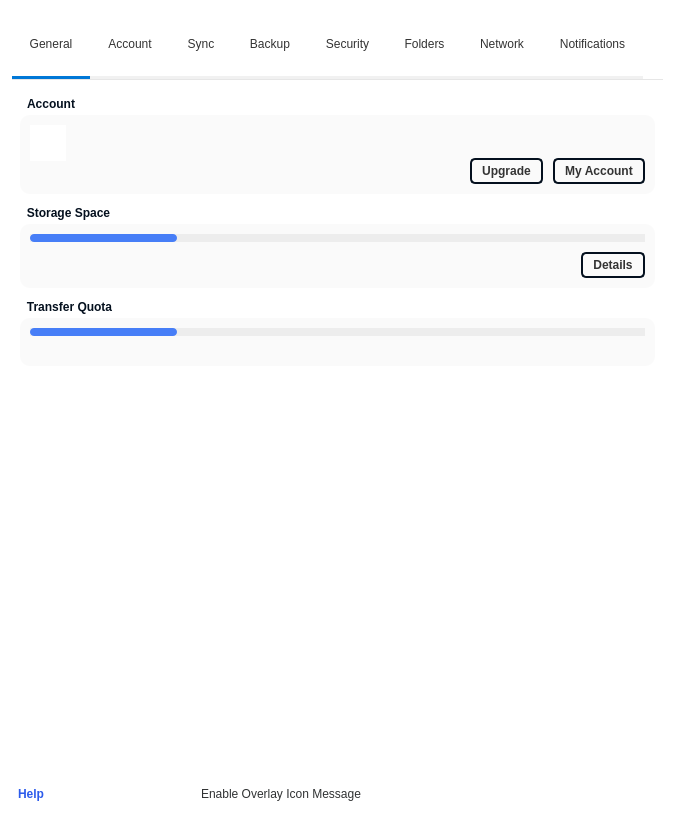
First picture: the form in src/MEGASync/gui/linux/SettingsDialog.ui, repository meganz/MEGAsync, before the edit.
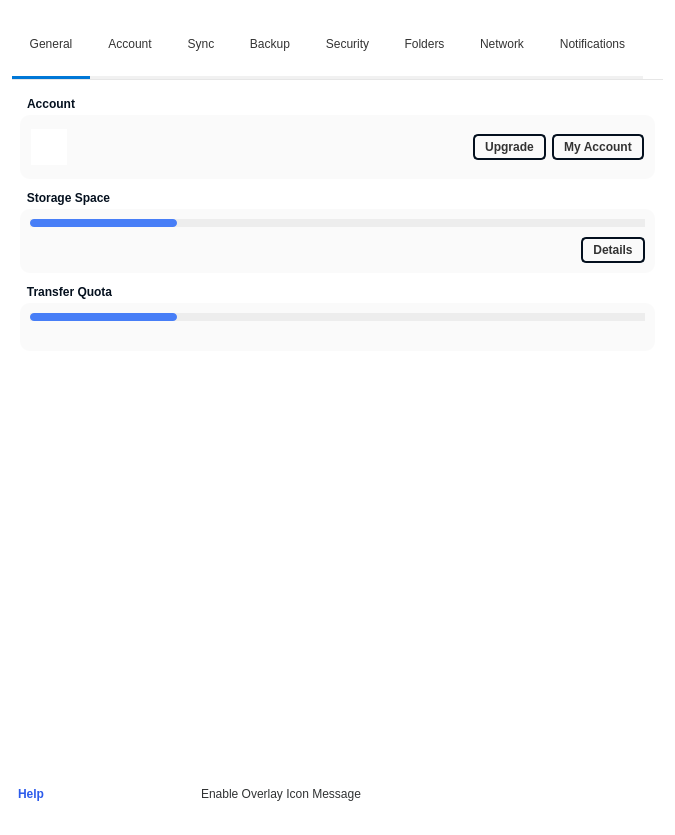
Second picture: the form after the edit. The open tabs and pages were chosen to show the change. Icons and pictures are not drawn. Custom widgets are drawn as their Qt base class.

Commit message: SNC-4541 : Adjust layout situation on account type.

Diff of the .ui file:
```diff
--- a/src/MEGASync/gui/linux/SettingsDialog.ui
+++ b/src/MEGASync/gui/linux/SettingsDialog.ui
@@ -1384,23 +1384,10 @@
          <property name="title">
           <string>Account</string>
          </property>
-         <layout class="QHBoxLayout" name="gAccountDetailsLayout">
-          <property name="spacing">
-           <number>12</number>
-          </property>
-          <property name="leftMargin">
-           <number>10</number>
-          </property>
-          <property name="topMargin">
-           <number>10</number>
-          </property>
-          <property name="rightMargin">
-           <number>10</number>
-          </property>
-          <property name="bottomMargin">
-           <number>10</number>
-          </property>
-          <item alignment="Qt::AlignTop">
+         <layout class="QVBoxLayout" name="verticalLayout_3">
+          <item>
+           <layout class="QHBoxLayout" name="horizontalLayout_4">
+            <item>
            <widget class="AvatarWidget" name="wAvatar" native="true">
             <property name="minimumSize">
              <size>
@@ -1417,46 +1404,17 @@
            </widget>
           </item>
           <item>
-           <widget class="QWidget" name="wDetails" native="true">
-            <property name="sizePolicy">
-             <sizepolicy hsizetype="MinimumExpanding" vsizetype="Minimum">
-              <horstretch>0</horstretch>
-              <verstretch>0</verstretch>
-             </sizepolicy>
-            </property>
-            <layout class="QGridLayout" name="wDetailsLayout">
-             <property name="leftMargin">
-              <number>0</number>
-             </property>
-             <property name="topMargin">
-              <number>0</number>
-             </property>
-             <property name="rightMargin">
-              <number>0</number>
-             </property>
-             <property name="bottomMargin">
-              <number>0</number>
-             </property>
-             <property name="horizontalSpacing">
-              <number>10</number>
-             </property>
-             <property name="verticalSpacing">
-              <number>2</number>
-             </property>
-             <item row="2" column="1">
-              <widget class="QPushButton" name="bUpgrade">
-               <property name="focusPolicy">
-                <enum>Qt::StrongFocus</enum>
-               </property>
-               <property name="text">
-                <string>Upgrade</string>
-               </property>
-               <property name="autoDefault">
-                <bool>false</bool>
+             <layout class="QVBoxLayout" name="verticalLayout">
+              <item>
+               <layout class="QHBoxLayout" name="horizontalLayout_3">
+                <item>
+                 <widget class="QLabel" name="lName">
+                  <property name="textFormat">
+                   <enum>Qt::PlainText</enum>
                </property>
               </widget>
              </item>
-             <item row="2" column="0">
+                <item>
               <widget class="QPushButton" name="lAccountType">
                <property name="sizePolicy">
                 <sizepolicy hsizetype="MinimumExpanding" vsizetype="Fixed">
@@ -1482,7 +1440,29 @@
                </property>
               </widget>
              </item>
-             <item row="2" column="2">
+               </layout>
+              </item>
+              <item>
+               <widget class="QLabel" name="lEmail"/>
+              </item>
+             </layout>
+            </item>
+            <item>
+             <layout class="QHBoxLayout" name="horizontalLayout">
+              <item>
+               <widget class="QPushButton" name="bUpgrade">
+                <property name="focusPolicy">
+                 <enum>Qt::StrongFocus</enum>
+                </property>
+                <property name="text">
+                 <string>Upgrade</string>
+                </property>
+                <property name="autoDefault">
+                 <bool>false</bool>
+                </property>
+               </widget>
+              </item>
+              <item>
               <widget class="QPushButton" name="bMyAccount">
                <property name="text">
                 <string>My Account</string>
@@ -1492,18 +1472,9 @@
                </property>
               </widget>
              </item>
-             <item row="1" column="0" colspan="3">
-              <widget class="QLabel" name="lEmail"/>
-             </item>
-             <item row="0" column="0" colspan="3">
-              <widget class="QLabel" name="lName">
-               <property name="textFormat">
-                <enum>Qt::PlainText</enum>
-               </property>
-              </widget>
-             </item>
-            </layout>
-           </widget>
+             </layout>
+            </item>
+           </layout>
           </item>
          </layout>
         </widget>
```
Left out of the diff: 2 changed lines with no effect on the pictures. Lines whose indentation alone changed are shown as unchanged.
